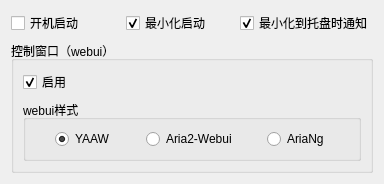
This is settingWindow.ui in 15dd/Aria2_Launcher as Qt 5 draws it before an edit. The edited form follows.
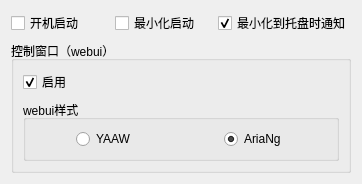
This is the edited form. Icons and pictures are not drawn.

What changed in the file:
```diff
--- a/settingWindow.ui
+++ b/settingWindow.ui
@@ -6,7 +6,7 @@
    <rect>
     <x>0</x>
     <y>0</y>
-    <width>384</width>
+    <width>362</width>
     <height>160</height>
    </rect>
   </property>
@@ -41,7 +41,7 @@
       <string>最小化启动</string>
      </property>
      <property name="checked">
-      <bool>true</bool>
+      <bool>false</bool>
      </property>
     </widget>
    </item>
@@ -73,24 +73,17 @@
             <string>YAAW</string>
            </property>
            <property name="checked">
-            <bool>true</bool>
+            <bool>false</bool>
            </property>
           </widget>
          </item>
          <item row="0" column="1" alignment="Qt::AlignHCenter">
-          <widget class="QRadioButton" name="aria2webui">
-           <property name="text">
-            <string>Aria2-Webui</string>
-           </property>
-          </widget>
-         </item>
-         <item row="0" column="2" alignment="Qt::AlignHCenter">
           <widget class="QRadioButton" name="ariang">
            <property name="text">
             <string>AriaNg</string>
            </property>
            <property name="checked">
-            <bool>false</bool>
+            <bool>true</bool>
            </property>
           </widget>
          </item>
```
